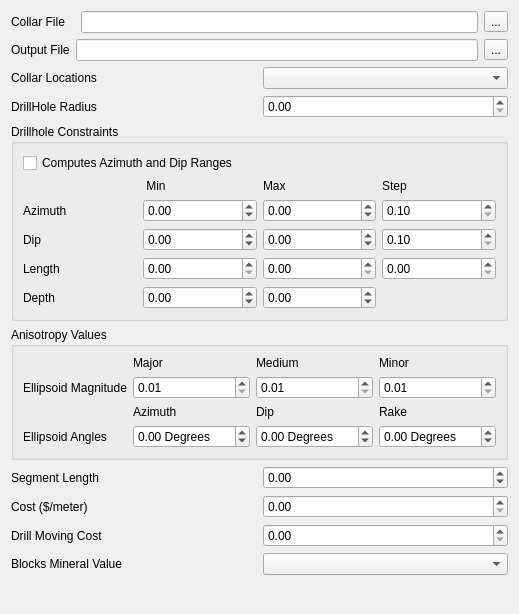
This is Plugins/PVGPlugins/Development/Filters/MSCdhGenerator/pqMSCdhGenerator.ui in ObjectivitySRC/ParaViewGeo as Qt 5 draws it before an edit. The edited form follows.
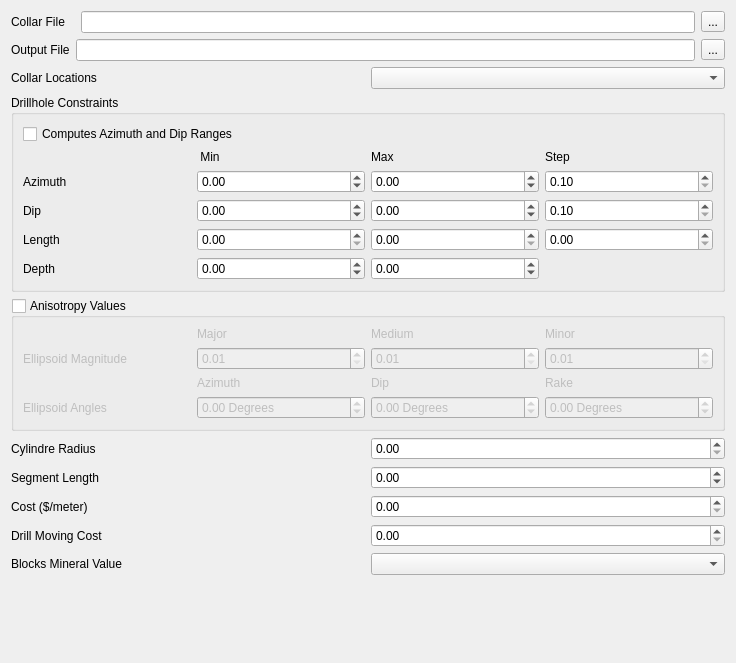
This is the edited form.

Commit message:
MSCdhGenerator Use Ellipsoid added
Added the possibility of choosing between ellipsoid or cylindrical clip for finding the blocks covered by a drillholes. The option has been added to the gui.

The edit to the form file:
```diff
--- a/Plugins/PVGPlugins/Development/Filters/MSCdhGenerator/pqMSCdhGenerator.ui
+++ b/Plugins/PVGPlugins/Development/Filters/MSCdhGenerator/pqMSCdhGenerator.ui
@@ -6,8 +6,8 @@
    <rect>
     <x>0</x>
     <y>0</y>
-    <width>452</width>
-    <height>614</height>
+    <width>736</width>
+    <height>663</height>
    </rect>
   </property>
   <property name="windowTitle">
@@ -72,24 +72,6 @@
        </item>
       </layout>
      </item>
-     <item row="3" column="0">
-      <layout class="QGridLayout" name="gridLayout_10">
-       <item row="0" column="0">
-        <widget class="QLabel" name="label_11">
-         <property name="text">
-          <string>DrillHole Radius</string>
-         </property>
-        </widget>
-       </item>
-       <item row="0" column="1">
-        <widget class="QDoubleSpinBox" name="DRadius">
-         <property name="maximum">
-          <double>999999999.000000000000000</double>
-         </property>
-        </widget>
-       </item>
-      </layout>
-     </item>
     </layout>
    </item>
    <item>
@@ -290,6 +272,12 @@
      <property name="title">
       <string>Anisotropy Values</string>
      </property>
+     <property name="checkable">
+      <bool>true</bool>
+     </property>
+     <property name="checked">
+      <bool>false</bool>
+     </property>
      <layout class="QGridLayout" name="gridLayout_12">
       <item row="0" column="1">
        <widget class="QLabel" name="label_19">
@@ -428,6 +416,24 @@
      </layout>
     </widget>
    </item>
+   <item>
+    <layout class="QGridLayout" name="gridLayout_10">
+     <item row="0" column="0">
+      <widget class="QLabel" name="label_11">
+       <property name="text">
+        <string>Cylindre Radius</string>
+       </property>
+      </widget>
+     </item>
+     <item row="0" column="1">
+      <widget class="QDoubleSpinBox" name="DRadius">
+       <property name="maximum">
+        <double>999999999.000000000000000</double>
+       </property>
+      </widget>
+     </item>
+    </layout>
+   </item>
    <item>
     <layout class="QGridLayout" name="gridLayout_4">
      <item row="0" column="0">
```
Left out of the diff: 37 changed lines with no effect on the pictures. The commit also changes 3 other files.
